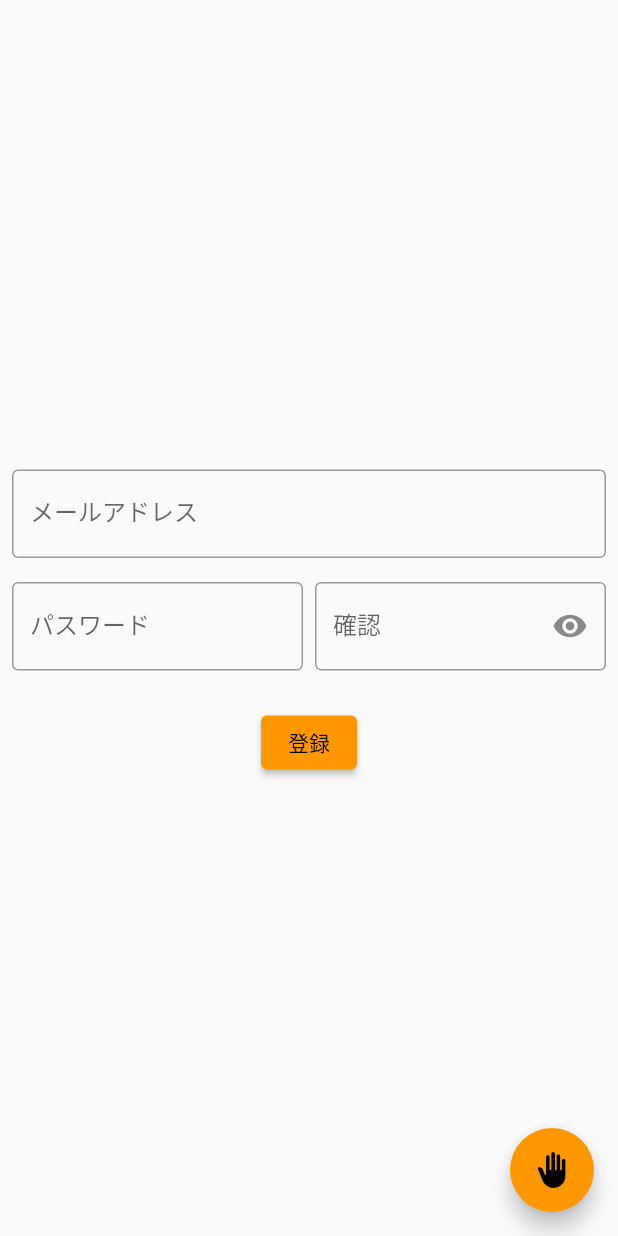
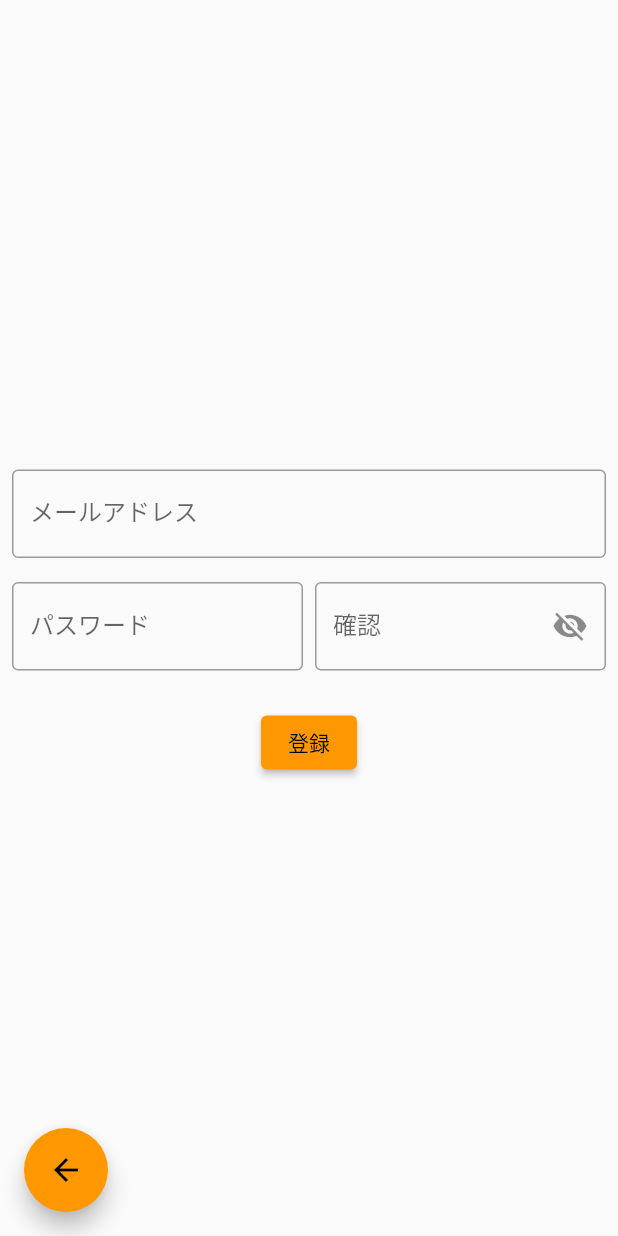
Before and after one commit to shunta0213/KaihatsuDojo, a Flutter app: the screen it shows after launch, after a tap on "登録", on a phone screen of 412 x 824 dp. Run offline on Flutter 3.47's test engine with Material 2 defaults, Android fonts, the phone set to English and light mode, and no system bars; our stand-ins replace cloud_firestore, firebase_auth, firebase_core, flutter_riverpod; accounts and stored records are empty.

Commit message:
riverpodを実装しつつ、ファイル構成を整理

```diff
--- a/lib/main.dart
+++ b/lib/main.dart
@@ -1,51 +1,40 @@
 import 'package:flutter/material.dart';
 import 'package:firebase_core/firebase_core.dart';
-import 'package:firebase_auth/firebase_auth.dart';
-import 'package:provider/provider.dart';
+import 'package:kaihatsudojo/pages/authentication/singIn.dart';
+import 'package:flutter_riverpod/flutter_riverpod.dart';
 
 import 'package:kaihatsudojo/pages/top.dart';
 import 'package:kaihatsudojo/pages/addDishes.dart';
 import 'package:kaihatsudojo/pages/viewPage.dart';
-import 'package:kaihatsudojo/pages/authentication.dart';
+import 'package:kaihatsudojo/pages/authentication/singUp.dart';
 
 void main() async {
   WidgetsFlutterBinding.ensureInitialized();
   await Firebase.initializeApp();
-  runApp(MyApp());
-}
-
-class UserState extends ChangeNotifier {
-  User? user;
-
-  void setUser(User newUser) {
-    user = newUser;
-    notifyListeners();
-  }
+  runApp(
+    const ProviderScope(child: MyApp()),
+  );
 }
 
 class MyApp extends StatelessWidget {
-  MyApp({Key? key}) : super(key: key);
-  final UserState userState = UserState();
+  const MyApp({Key? key}) : super(key: key);
 
   @override
   Widget build(BuildContext context) {
-    return ChangeNotifierProvider<UserState>(
-      create: (context) => UserState(),
-      child: MaterialApp(
+    return MaterialApp(
         // for debug
         debugShowCheckedModeBanner: false,
         theme: ThemeData(
           primarySwatch: Colors.orange,
         ),
         routes: {
-          '/loginPage': (context) => const LoginPage(),
-          '/signUpPage': (context) => const SignUpPage(),
+          '/loginPage': (context) =>  const LoginPage(),
+          '/signUpPage': (context) =>  SignUpPage(),
           '/mainPage': (BuildContext context) => const TopPage(),
           '/addDishes': (BuildContext context) => const AddDishes(),
           '/viewPage': (BuildContext context) => const ViewPage(),
         },
         home: const LoginPage(),
-      ),
-    );
+      );
   }
 }
--- /dev/null
+++ b/lib/model/authenticationData/authenticationData.dart
@@ -0,0 +1,13 @@
+import 'package:flutter_riverpod/flutter_riverpod.dart';
+
+final errorTextProvider = StateProvider<String>((ref) {
+  return '';
+});
+
+final passwordVeilProvider = StateProvider<bool>((ref) {
+  return true;
+});
+
+final signUpTextProvider = StateProvider<String>((ref) {
+  return '';
+});
--- a/lib/pages/authentication.dart
+++ /dev/null
@@ -1,272 +0,0 @@
-import 'package:flutter/material.dart';
-import 'package:firebase_auth/firebase_auth.dart';
-import 'package:kaihatsudojo/main.dart';
-import 'package:provider/provider.dart';
-
-// ログイン
-class LoginPage extends StatefulWidget {
-  const LoginPage({Key? key}) : super(key: key);
-
-  @override
-  State<StatefulWidget> createState() => _LoginPageState();
-}
-
-class _LoginPageState extends State<LoginPage> {
-  String _email = "";
-  String _password = "";
-  String _infoText = "";
-  bool _passwordVeil = true;
-  String _errorText = "";
-
-  @override
-  Widget build(BuildContext context) {
-    final UserState userState = Provider.of<UserState>(context);
-
-    return Scaffold(
-        body: Center(
-      child: Column(
-        mainAxisAlignment: MainAxisAlignment.center,
-        children: [
-          Padding(
-            padding: const EdgeInsets.symmetric(vertical: 8.0, horizontal: 30),
-            child: TextFormField(
-              decoration: const InputDecoration(
-                border: OutlineInputBorder(),
-                labelText: 'メール',
-              ),
-              onChanged: (String value) {
-                _email = value;
-              },
-            ),
-          ),
-          Padding(
-            padding: const EdgeInsets.symmetric(vertical: 8.0, horizontal: 30),
-            child: TextFormField(
-              decoration: InputDecoration(
-                border: const OutlineInputBorder(),
-                labelText: 'パスワード',
-                suffixIcon: IconButton(
-                  tooltip: 'Show Password',
-                  icon: Icon(
-                      _passwordVeil ? Icons.visibility_off : Icons.visibility),
-                  onPressed: () {
-                    setState(() {
-                      _passwordVeil = !_passwordVeil;
-                    });
-                  },
-                ),
-              ),
-              obscureText: _passwordVeil,
-              onChanged: (String value) {
-                _password = value;
-              },
-            ),
-          ),
-          Padding(
-            padding: const EdgeInsets.all(8.0),
-            child: Row(
-                mainAxisAlignment: MainAxisAlignment.center,
-                mainAxisSize: MainAxisSize.min,
-                children: [
-                  ElevatedButton(
-                      onPressed: () async {
-                        try {
-                          UserCredential signIn = await FirebaseAuth.instance
-                              .signInWithEmailAndPassword(
-                                  email: _email, password: _password);
-                          // ユーザー情報更新
-                          userState.setUser(signIn.user!);
-                          await Navigator.of(context)
-                              .pushReplacementNamed('/mainPage');
-                        } catch (e) {
-                          // Error
-                          setState(() {
-                            _errorText = e.toString();
-                          });
-                          showDialog(
-                              context: context,
-                              builder: (_) {
-                                return AlertDialog(
-                                  title: const Text("ログインに失敗しました"),
-                                  content: Text(_errorText),
-                                  actions: [
-                                    TextButton(
-                                        onPressed: () => Navigator.pop(context),
-                                        child: const Text('OK'))
-                                  ],
-                                );
-                              });
-                        }
-                      },
-                      child: Text('サインイン')),
-                  const SizedBox(width: 20),
-                  ElevatedButton(
-                      onPressed: () {
-                        Navigator.of(context).pushNamed('/signUpPage');
-                      },
-                      child: Text('登録')),
-                ]),
-          ),
-          Text(_infoText),
-        ],
-      ),
-    ));
-  }
-}
-
-// 登録
-class SignUpPage extends StatefulWidget {
-  const SignUpPage({Key? key}) : super(key: key);
-
-  @override
-  State<SignUpPage> createState() => _SignUpPageState();
-}
-
-class _SignUpPageState extends State<SignUpPage> {
-  String _email = "";
-  String _password = "";
-  String _password1 = "";
-  String _infoText = "";
-  bool _passwordVeil = false;
-
-  @override
-  Widget build(BuildContext context) {
-    final UserState userState = Provider.of<UserState>(context);
-    // Regular expression for password validation
-    RegExp pattern = RegExp(r"(?=.*[a-z])(?=.*[A-Z])\w+");
-    bool passCheckBool = true;
-
-    void signUp() async {
-      // if password contains at least one lower case and upper case, return true
-      passCheckBool =
-          pattern.hasMatch(_password) && pattern.hasMatch(_password1);
-
-      if (_email == "") {
-        setState(() => _infoText = "メールアドレスを入力してください");
-      } else if (_password == "" || _password1 == "") {
-        setState(() => _infoText = "パスワードを入力してくさい");
-      } else if (_password != _password1) {
-        setState(() => _infoText = "パスワードが一致しません");
-      } else if (!passCheckBool) {
-        setState(() => _infoText = "パスワードは、半角英小文字・大文字を組み合わせて入力してください");
-      } else {
-        try {
-          final FirebaseAuth auth = FirebaseAuth.instance;
-          final UserCredential userCredential =
-              await auth.createUserWithEmailAndPassword(
-                  email: _email, password: _password);
-          // ユーザー情報更新
-          userState.setUser(userCredential.user!);
-          await Navigator.of(context).pushReplacementNamed('/mainPage');
-        } on FirebaseAuthException catch (e) {
-          setState(() {
-            if (e.code == 'weak-password') {
-              _infoText = 'パスワードが短いです';
-            } else if (e.code == 'email-already-in-use') {
-              _infoText = 'このメールアドレスにはすでにアカウントが存在します';
-            } else if (e.code == "invalid-email") {
-              _infoText = "メールの形式を確かめてください";
-            } else {
-              _infoText = "エラーが発生しました";
-            }
-          });
-        }
-      }
-    }
-
-    return Scaffold(
-      body: Center(
-          child: Column(
-        mainAxisAlignment: MainAxisAlignment.center,
-        children: <Widget>[
-          Padding(
-            padding: const EdgeInsets.all(8.0),
-            child: TextFormField(
-              decoration: const InputDecoration(
-                border: OutlineInputBorder(),
-                labelText: 'メールアドレス',
-              ),
-              onChanged: (String _emailTemp) {
-                if (_infoText != "") {
-                  setState(() {
-                    _infoText = "";
-                  });
-                }
-                _email = _emailTemp;
-              },
-            ),
-          ),
-          Padding(
-            padding: const EdgeInsets.all(8.0),
-            child: Row(
-              children: [
-                Expanded(
-                  flex: 1,
-                  child: TextFormField(
-                      decoration: const InputDecoration(
-                        border: OutlineInputBorder(),
-                        labelText: 'パスワード',
-                      ),
-                      // hide password
-                      obscureText: !_passwordVeil,
-                      onChanged: (String value) {
-                        if (_infoText != "") {
-                          setState(() {
-                            _infoText = "";
-                          });
-                        }
-                        _password = value;
-                      }),
-                ),
-                const SizedBox(
-                  width: 8,
-                ),
-                Expanded(
-                  flex: 1,
-                  child: TextFormField(
-                      decoration: InputDecoration(
-                        border: OutlineInputBorder(),
-                        labelText: '確認',
-                        suffixIcon: IconButton(
-                          tooltip: 'Show Password',
-                          icon: Icon(_passwordVeil
-                              ? Icons.visibility_off
-                              : Icons.visibility),
-                          onPressed: () {
-                            setState(() {
-                              _passwordVeil = !_passwordVeil;
-                            });
-                          },
-                        ),
-                      ),
-                      // hide password
-                      obscureText: !_passwordVeil,
-                      onChanged: (String value) {
-                        if (_infoText != "") {
-                          setState(() {
-                            _infoText = "";
-                          });
-                        }
-                        _password1 = value;
-                      }),
-                ),
-              ],
-            ),
-          ),
-          Text(_infoText),
-          ElevatedButton(
-              onPressed: () async {
-                signUp();
-              },
-              child: const Text('登録')),
-        ],
-      )),
-      floatingActionButton: FloatingActionButton(
-        onPressed: () {
-          Navigator.of(context).pop();
-        },
-        child: const Icon(Icons.back_hand),
-      ),
-    );
-  }
-}
--- /dev/null
+++ b/lib/pages/authentication/singIn.dart
@@ -0,0 +1,75 @@
+import 'package:flutter/material.dart';
+import 'package:flutter_riverpod/flutter_riverpod.dart';
+
+import 'package:kaihatsudojo/model/authenticationData/authenticationData.dart';
+import 'package:kaihatsudojo/model/authenticationData/singInData.dart';
+
+class LoginPage extends ConsumerWidget {
+  const LoginPage({Key? key}) : super(key: key);
+
+  @override
+  Widget build(BuildContext context, WidgetRef ref) {
+    String _email = "";
+    String _password = "";
+    String _infoText = "";
+
+    final String errorText = ref.watch<String>(errorTextProvider);
+    final bool passwordVeil = ref.watch<bool>(passwordVeilProvider);
+
+    return Scaffold(
+        body: Center(
+      child: Column(
+        mainAxisAlignment: MainAxisAlignment.center,
+        children: [
+          Padding(
+            padding: const EdgeInsets.symmetric(vertical: 8.0, horizontal: 30),
+            child: TextFormField(
+              decoration: const InputDecoration(
+                border: OutlineInputBorder(),
+                labelText: 'メール',
+              ),
+              onChanged: (String value) => _email = value,
+            ),
+          ),
+          Padding(
+            padding: const EdgeInsets.symmetric(vertical: 8.0, horizontal: 30),
+            child: TextFormField(
+              decoration: InputDecoration(
+                border: const OutlineInputBorder(),
+                labelText: 'パスワード',
+                suffixIcon: IconButton(
+                  tooltip: 'Show Password',
+                  icon: Icon(
+                      passwordVeil ? Icons.visibility_off : Icons.visibility),
+                  onPressed: () => ref
+                      .read(passwordVeilProvider.state)
+                      .update((state) => !passwordVeil),
+                ),
+              ),
+              obscureText: passwordVeil,
+              onChanged: (String value) => _password = value,
+            ),
+          ),
+          Padding(
+            padding: const EdgeInsets.all(8.0),
+            child: Row(
+                mainAxisAlignment: MainAxisAlignment.center,
+                mainAxisSize: MainAxisSize.min,
+                children: [
+                  ElevatedButton(
+                      onPressed: () async => signIn(context, ref,
+                          email: _email, password: _password),
+                      child: Text('サインイン')),
+                  const SizedBox(width: 20),
+                  ElevatedButton(
+                      onPressed: () =>
+                          Navigator.of(context).pushNamed('/signUpPage'),
+                      child: Text('登録')),
+                ]),
+          ),
+          Text(_infoText),
+        ],
+      ),
+    ));
+  }
+}
--- /dev/null
+++ b/lib/pages/authentication/singUp.dart
@@ -0,0 +1,110 @@
+import 'package:flutter/material.dart';
+import 'package:flutter_riverpod/flutter_riverpod.dart';
+
+import 'package:kaihatsudojo/model/authenticationData/authenticationData.dart';
+import 'package:kaihatsudojo/model/authenticationData/singUpData.dart';
+import 'package:kaihatsudojo/model/authenticationData/singInData.dart';
+
+
+class SignUpPage extends ConsumerWidget {
+  String _email = "";
+  String _password = "";
+  String _password1 = "";
+
+  @override
+  Widget build(BuildContext context, WidgetRef ref) {
+    // Regular expression for password validation
+    // Provider
+    final infoText = ref.watch<String>(signUpTextProvider);
+    final infoTextState = ref.read(signUpTextProvider.state);
+    final bool passwordVeil = ref.watch<bool>(passwordVeilProvider);
+
+    return Scaffold(
+      body: Center(
+          child: Column(
+        mainAxisAlignment: MainAxisAlignment.center,
+        children: <Widget>[
+          Padding(
+            padding: const EdgeInsets.all(8.0),
+            child: TextFormField(
+              decoration: const InputDecoration(
+                border: OutlineInputBorder(),
+                labelText: 'メールアドレス',
+              ),
+              onChanged: (String _emailTemp) {
+                if (infoText != "") {
+                  infoTextState.update((state) => state = '');
+                }
+                _email = _emailTemp;
+              },
+            ),
+          ),
+          Padding(
+            padding: const EdgeInsets.all(8.0),
+            child: Row(
+              children: [
+                Expanded(
+                  flex: 1,
+                  child: TextFormField(
+                      decoration: const InputDecoration(
+                        border: OutlineInputBorder(),
+                        labelText: 'パスワード',
+                      ),
+                      // hide password
+                      obscureText: !passwordVeil,
+                      onChanged: (String value) {
+                        if (infoText != "") {
+                          infoTextState.update((state) => state = '');
+                        }
+                        _password = value;
+                      }),
+                ),
+                const SizedBox(
+                  width: 8,
+                ),
+                Expanded(
+                  flex: 1,
+                  child: TextFormField(
+                      decoration: InputDecoration(
+                        border: OutlineInputBorder(),
+                        labelText: '確認',
+                        suffixIcon: IconButton(
+                          tooltip: 'Show Password',
+                          icon: Icon(passwordVeil
+                              ? Icons.visibility_off
+                              : Icons.visibility),
+                          onPressed: () {
+                            ref.read(passwordVeilProvider.state).update((state) => state = !state);
+                          },
+                        ),
+                      ),
+                      // hide password
+                      obscureText: !passwordVeil,
+                      onChanged: (String value) {
+                        if (infoText != "") {
+                          infoTextState.update((state) => state = '');
+                        }
+                        _password1 = value;
+                      }),
+                ),
+              ],
+            ),
+          ),
+          Text(infoText),
+          ElevatedButton(
+              onPressed: () async {
+                signUp(context, ref, _password, _password1, _email);
+              },
+              child: const Text('登録')),
+        ],
+      )),
+      floatingActionButtonLocation: FloatingActionButtonLocation.startFloat,
+      floatingActionButton: FloatingActionButton(
+        onPressed: () {
+          Navigator.of(context).pop();
+        },
+        child: const Icon(Icons.arrow_back),
+      ),
+    );
+  }
+}
--- a/pubspec.yaml
+++ b/pubspec.yaml
@@ -38,6 +38,7 @@ dependencies:
   firebase_auth: ^3.3.14
   cloud_firestore: ^3.1.12
   provider: ^6.0.2
+  flutter_riverpod: ^1.0.3
 
 dev_dependencies:
   flutter_test:
```
Also changed, not shown: lib/model/authenticationData/singInData.dart (added, +32 -0 lines), lib/model/authenticationData/singUpData.dart (added, +43 -0 lines), pubspec.lock.
